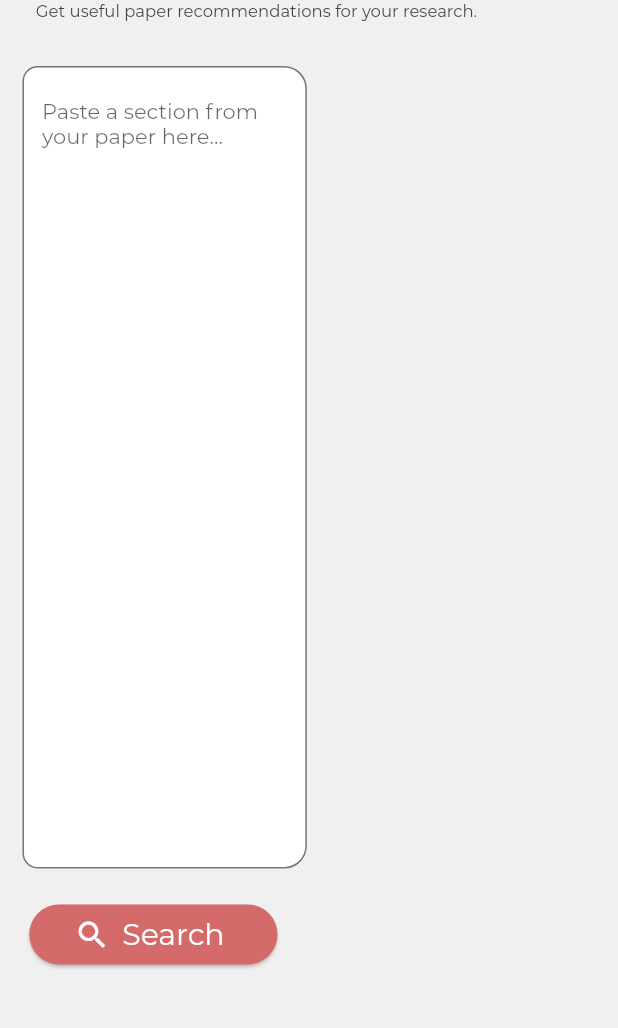
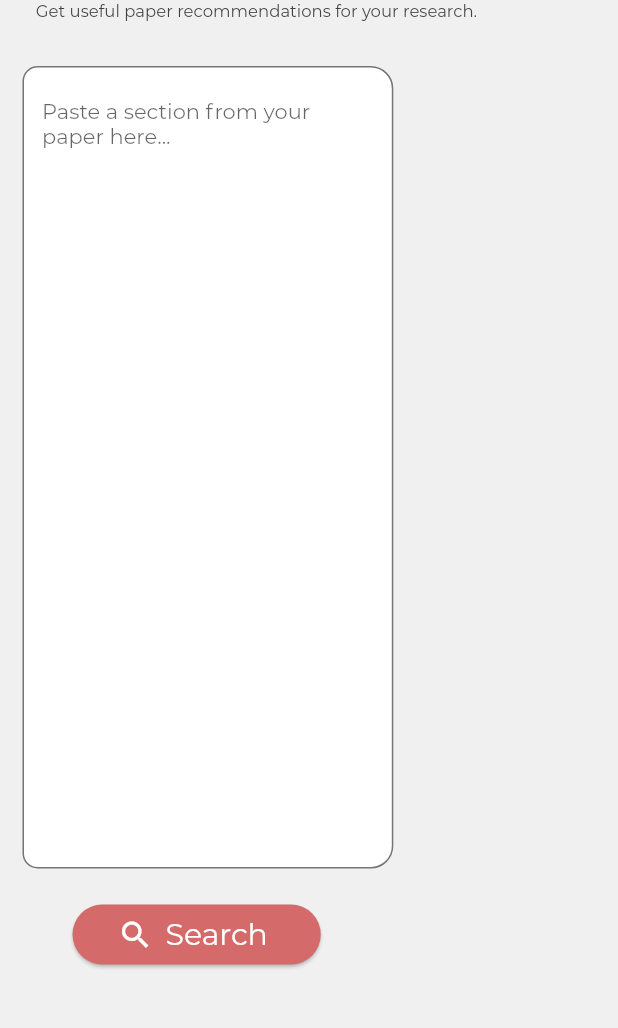
Before and after one commit to sebastiancelis98/CitationRexApp, a Flutter app: the screen it shows after launch, on a phone screen of 412 x 824 dp, the part 81-1109 px from its top. Run offline on Flutter 3.47's test engine with Material 2 defaults, Android fonts, the light colour scheme and no system bars.

Commit message:
Decrease text input width after search

```diff
--- a/lib/main.dart
+++ b/lib/main.dart
@@ -49,9 +49,8 @@ class MyApp extends StatelessWidget {
 }
 
 class RootPage extends StatelessWidget {
-  final int designVersion;
 
-  RootPage({this.designVersion = 1});
+  RootPage();
 
   @override
   Widget build(BuildContext context) {
@@ -75,6 +74,7 @@ class _DynamicBodyState extends State<DynamicBody> {
   @override
   Widget build(BuildContext context) {
     UserQuery queryData = Provider.of<UserQuery>(context, listen: false);
+    bool expandedInput = queryData.queries == null || queryData.queries.isEmpty;
 
     return Column(
       crossAxisAlignment: CrossAxisAlignment.stretch,
@@ -137,9 +137,11 @@ class _DynamicBodyState extends State<DynamicBody> {
             children: <Widget>[
               Column(
                 children: <Widget>[
-                  Container(
+                  AnimatedContainer(
+                    duration: Duration(seconds: 1),
+                    curve: Curves.easeOutExpo,
                     margin: EdgeInsets.only(left: 15),
-                    width: MediaQuery.of(context).size.width * 46 / 100,
+                    width: MediaQuery.of(context).size.width * (expandedInput ? 60:44) / 100,
                     decoration: BoxDecoration(
                       color: Colors.white,
                       border: Border.all(color: Colors.grey[600]),
@@ -389,19 +391,20 @@ class _QuerySelectorState extends State<QuerySelector> {
                   List<Widget> widgets = [];
 
                   decisiveMapping.forEach((key, value) {
+                    if (value < 2) {
+                      return;
+                    }
                     String percentage =
-                        ((value * 100 ~/ totalOccurences)).toString() +
-                            '%';
-                    if (value > 1) {
+                        ((value * 200 ~/ totalOccurences)).toString() + '%';
+
                     widgets.add(Tooltip(
                       waitDuration: Duration(milliseconds: 800),
-                        verticalOffset: 25,
-                        message:
-                            'Amongst all the decisive words extracted\nfrom the recommendations, "' +
+                      verticalOffset: 30,
+                      message: '"' +
                           key +
-                                '"\nwas relevant in ' +
+                          '" was relevant in ' +
                           percentage +
-                                ' of the papers.',
+                          '\nof the recommended papers.',
                       preferBelow: false,
                       padding:
                           EdgeInsets.symmetric(vertical: 10, horizontal: 10),
@@ -415,15 +418,14 @@ class _QuerySelectorState extends State<QuerySelector> {
                               color: Colors.green[200],
                               borderRadius: BorderRadius.circular(10)),
                           margin: EdgeInsets.symmetric(horizontal: 5),
-                            padding: EdgeInsets.symmetric(
-                                horizontal: 6, vertical: 3),
+                          padding:
+                              EdgeInsets.symmetric(horizontal: 6, vertical: 3),
                           child: Text(
-                              key + ' ('+percentage+')',
+                            key + ' (' + percentage + ')',
                             style: TextStyle(
                                 fontFamily: 'Montserrat', fontSize: 12),
                           )),
                     ));
-                    }
                   });
                   return Column(
                     crossAxisAlignment: CrossAxisAlignment.end,
@@ -443,9 +445,12 @@ class _QuerySelectorState extends State<QuerySelector> {
                                     style: TextStyle(
                                         fontFamily: 'Montserrat',
                                         fontSize: 12)),
-                                Icon(showDecisive
+                                Icon(
+                                  showDecisive
                                       ? Icons.keyboard_arrow_up
-                                    : Icons.keyboard_arrow_down, size: 18,)
+                                      : Icons.keyboard_arrow_down,
+                                  size: 18,
+                                )
                               ],
                             ),
                           ),
```
Lines whose indentation alone changed are shown as unchanged.
